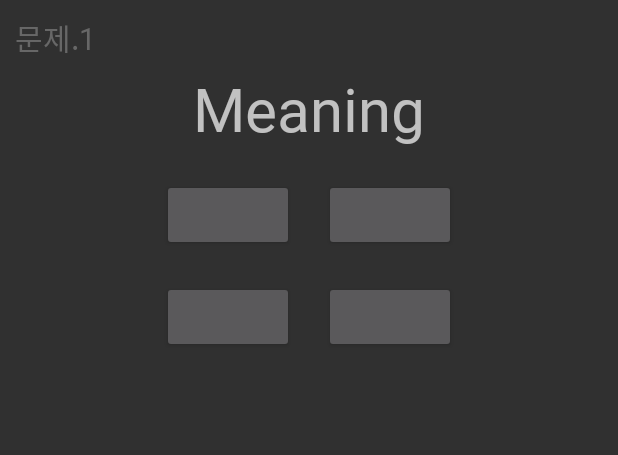
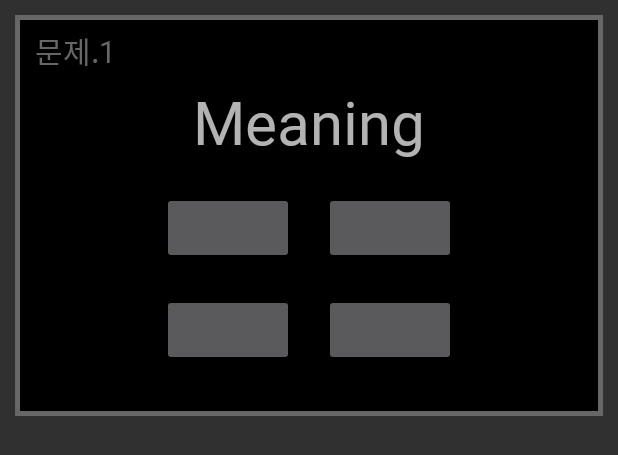
Before and after one commit to Gi-Woong/English-Personal-Training, an Android app: the layout item_word_test.xml on its own in the app's theme, with its tools: preview values and no code run, on a phone screen of 412 x 824 dp. Shown: the top 455 px of the screen. Run offline under Robolectric (Android 15) with nearby library versions, the phone set to English and light mode, and no system bars.

Commit message:
Chore: test layout 변경
Chore: test layout 변경

```diff
--- a/app/src/main/res/layout/item_word_test.xml
+++ b/app/src/main/res/layout/item_word_test.xml
@@ -3,11 +3,21 @@
 <LinearLayout xmlns:android="http://schemas.android.com/apk/res/android"
     android:layout_height="wrap_content"
     android:layout_width="match_parent"
+    android:background="#676767"
+    android:padding="3dp"
+    android:layout_margin ="10dp"
+    android:orientation="vertical">
+
+    <LinearLayout
+        android:layout_width="match_parent"
+        android:layout_height="wrap_content"
         android:gravity="center"
-    android:padding="10dp"
+        android:background="@color/black"
         android:orientation="vertical">
 
         <TextView
+            android:layout_marginTop="5dp"
+            android:layout_marginStart="10dp"
             android:layout_gravity="left"
             android:id="@+id/numberText"
             android:layout_width="wrap_content"
@@ -42,7 +52,7 @@
                 android:layout_width="wrap_content"
                 android:layout_height="wrap_content"
                 android:fontFamily="@font/pretendard_semibold"
-            android:textColor="#74AA9C"/>
+                />
         </LinearLayout>
 
         <LinearLayout
@@ -63,3 +73,5 @@
                 android:fontFamily="@font/pretendard_semibold"/>
         </LinearLayout>
     </LinearLayout>
+
+</LinearLayout>
```
Also changed, not shown: app/src/main/java/com/example/english_personal_training/WordAdapter.kt (+7 -6 lines). Lines whose indentation alone changed are shown as unchanged.
